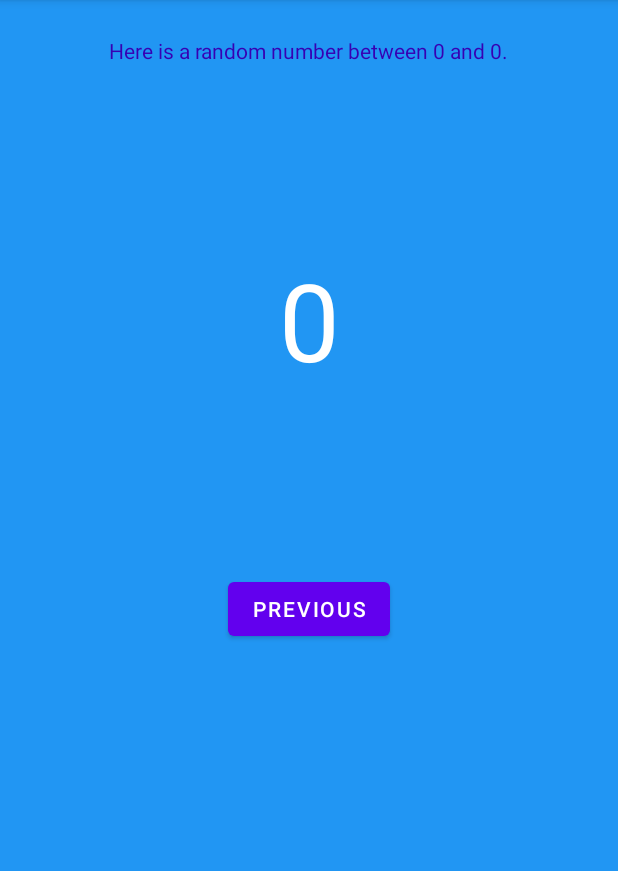
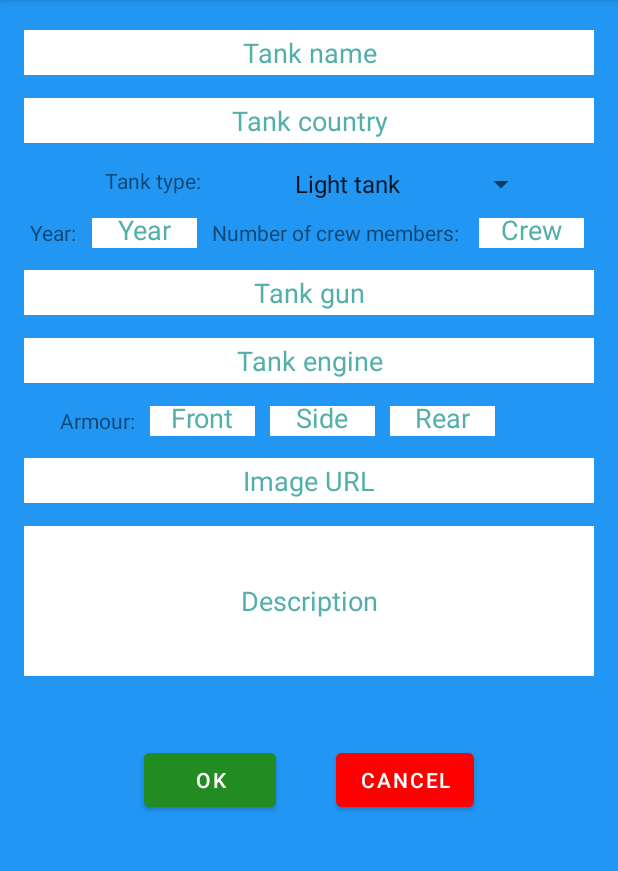
Before and after one commit to Solyom2/Tankopedia, an Android app: the screen it shows after launch (MainActivity), after a tap on "ADD TANK", on a phone screen of 412 x 824 dp, the part 84-955 px from its top. Run offline under Robolectric (Android 15) with nearby library versions, the phone set to English and light mode, and no system bars; our stand-ins replace Room's generated code.

Commit message:
Tank form layout ready

```diff
--- a/app/src/main/java/hu/me/iit/tankopedia/FirstFragment.kt
+++ b/app/src/main/java/hu/me/iit/tankopedia/FirstFragment.kt
@@ -32,9 +32,7 @@ class FirstFragment : Fragment() {
         super.onViewCreated(view, savedInstanceState)
 
         view.findViewById<Button>(R.id.button_add).setOnClickListener {
-            val showCountTextView = view.findViewById<TextView>(R.id.textview_first)
-            val currentCount = showCountTextView.text.toString().toInt()
-            val action = FirstFragmentDirections.actionFirstFragmentToSecondFragment(currentCount)
+            val action = FirstFragmentDirections.actionFirstFragmentToTankForm(false)
             findNavController().navigate(action)
         }
 
@@ -43,18 +41,7 @@ class FirstFragment : Fragment() {
             findNavController().navigate(action)
         }
 
-        view.findViewById<Button>(R.id.button_count).setOnClickListener() {
-            countMe(view)
-        }
-    }
 
-    private fun countMe(view: View) {
-        val showCountTextView = view.findViewById<TextView>(R.id.textview_first)
-        val result = showCountTextView.text.toString()
-        var count = result.toInt()
-        count++
-        showCountTextView.text = count.toString()
-        val db = TankDatabase.getInstance(super.requireContext()).tankDao()
     }
 
 }
--- /dev/null
+++ b/app/src/main/java/hu/me/iit/tankopedia/TankForm.kt
@@ -0,0 +1,38 @@
+package hu.me.iit.tankopedia
+
+import android.os.Bundle
+import android.view.LayoutInflater
+import android.view.View
+import android.view.ViewGroup
+import android.widget.ArrayAdapter
+import android.widget.Spinner
+import androidx.fragment.app.Fragment
+
+
+class TankForm : Fragment() {
+
+    override fun onCreateView(
+            inflater: LayoutInflater, container: ViewGroup?,
+            savedInstanceState: Bundle?
+    ): View? {
+        // Inflate the layout for this fragment
+        return inflater.inflate(R.layout.tank_form, container, false)
+    }
+
+    override fun onViewCreated(view: View, savedInstanceState: Bundle?) {
+        super.onViewCreated(view, savedInstanceState)
+
+        val spinner: Spinner = view.findViewById(R.id.types_spinner)
+        ArrayAdapter.createFromResource(
+                super.requireContext(),
+                R.array.types_array,
+                android.R.layout.simple_spinner_item
+        ).also { adapter ->
+            adapter.setDropDownViewResource(android.R.layout.simple_spinner_dropdown_item)
+            spinner.adapter = adapter
+        }
+
+
+    }
+
+}
--- a/app/src/main/res/layout/fragment_first.xml
+++ b/app/src/main/res/layout/fragment_first.xml
@@ -8,14 +8,14 @@
     tools:context=".FirstFragment">
 
     <TextView
-        android:id="@+id/textview_first"
+        android:id="@+id/welcome_textview"
         android:layout_width="wrap_content"
         android:layout_height="wrap_content"
         android:fontFamily="sans-serif-condensed"
-        android:text="@string/hello_first_fragment"
+        android:text="@string/welcome_text"
         android:textAlignment="center"
-        android:textColor="@android:color/white"
-        android:textSize="72sp"
+        android:textColor="@android:color/black"
+        android:textSize="60sp"
         app:layout_constraintVertical_bias="0.3"
         app:layout_constraintHorizontal_bias="0.5"
         app:layout_constraintBottom_toBottomOf="parent"
@@ -32,7 +32,7 @@
         android:text="@string/add_button_text"
         app:layout_constraintBottom_toBottomOf="parent"
         app:layout_constraintEnd_toEndOf="parent"
-        app:layout_constraintTop_toBottomOf="@+id/textview_first" />
+        app:layout_constraintTop_toBottomOf="@+id/welcome_textview" />
 
     <Button
         android:id="@+id/button_search"
@@ -43,7 +43,7 @@
         android:text="@string/search_button_text"
         app:layout_constraintBottom_toBottomOf="parent"
         app:layout_constraintStart_toStartOf="parent"
-        app:layout_constraintTop_toBottomOf="@+id/textview_first" />
+        app:layout_constraintTop_toBottomOf="@+id/welcome_textview" />
 
     <Button
         android:id="@+id/button_count"
@@ -53,7 +53,7 @@
         app:layout_constraintBottom_toBottomOf="parent"
         app:layout_constraintEnd_toStartOf="@+id/button_add"
         app:layout_constraintStart_toEndOf="@+id/button_search"
-        app:layout_constraintTop_toBottomOf="@+id/textview_first"
+        app:layout_constraintTop_toBottomOf="@+id/welcome_textview"
         app:layout_constraintVertical_bias="0.75"
         android:background="@color/buttonBackground"/>
 
--- /dev/null
+++ b/app/src/main/res/layout/tank_form.xml
@@ -0,0 +1,245 @@
+<?xml version="1.0" encoding="utf-8"?>
+<androidx.constraintlayout.widget.ConstraintLayout
+    xmlns:android="http://schemas.android.com/apk/res/android"
+    xmlns:app="http://schemas.android.com/apk/res-auto"
+    xmlns:tools="http://schemas.android.com/tools"
+    android:id="@+id/tank_form"
+    android:layout_width="match_parent"
+    android:layout_height="match_parent"
+    android:background="@color/screenBackground"
+    tools:context=".TankDetails">
+
+    <EditText
+        android:id="@+id/form_name"
+        android:layout_width="380dp"
+        android:layout_height="30dp"
+        android:layout_marginTop="20dp"
+        android:background="@color/white"
+        android:hint="Tank name"
+        android:textAlignment="center"
+        android:textColor="@color/black"
+        android:textColorHint="#52afaa"
+        app:layout_constraintEnd_toEndOf="parent"
+        app:layout_constraintStart_toStartOf="parent"
+        app:layout_constraintTop_toTopOf="parent" />
+
+    <EditText
+        android:id="@+id/form_country"
+        android:layout_width="380dp"
+        android:layout_height="30dp"
+        android:layout_marginTop="15dp"
+        android:background="@color/white"
+        android:hint="Tank country"
+        android:textAlignment="center"
+        android:textColor="@color/black"
+        android:textColorHint="#52afaa"
+        app:layout_constraintEnd_toEndOf="parent"
+        app:layout_constraintStart_toStartOf="parent"
+        app:layout_constraintTop_toBottomOf="@+id/form_name" />
+
+    <TextView
+        android:id="@+id/form_type_label"
+        android:layout_width="wrap_content"
+        android:layout_height="wrap_content"
+        android:layout_marginStart="70dp"
+        android:layout_marginTop="15dp"
+        android:text="Tank type:"
+        app:layout_constraintStart_toStartOf="parent"
+        app:layout_constraintTop_toBottomOf="@+id/form_country" />
+
+    <Spinner
+        android:id="@+id/types_spinner"
+        android:layout_width="wrap_content"
+        android:layout_height="wrap_content"
+        android:layout_marginTop="15dp"
+        app:layout_constraintEnd_toEndOf="parent"
+        app:layout_constraintStart_toEndOf="@+id/form_type_label"
+        app:layout_constraintTop_toBottomOf="@+id/form_country"
+        />
+
+    <TextView
+        android:id="@+id/form_year_label"
+        android:layout_width="wrap_content"
+        android:layout_height="wrap_content"
+        android:layout_marginStart="20dp"
+        android:layout_marginTop="15dp"
+        android:text="Year:"
+        app:layout_constraintStart_toStartOf="parent"
+        app:layout_constraintTop_toBottomOf="@+id/form_type_label" />
+
+    <TextView
+        android:id="@+id/form_crew_label"
+        android:layout_width="wrap_content"
+        android:layout_height="wrap_content"
+        android:layout_marginStart="10dp"
+        android:layout_marginTop="15dp"
+        android:text="Number of crew members:"
+        app:layout_constraintStart_toEndOf="@+id/form_year"
+        app:layout_constraintTop_toBottomOf="@+id/form_type_label" />
+
+    <EditText
+        android:id="@+id/form_year"
+        android:layout_width="70dp"
+        android:layout_height="20dp"
+        android:layout_marginStart="10dp"
+        android:layout_marginTop="15dp"
+        android:background="@color/white"
+        android:hint="Year"
+        android:textAlignment="center"
+        android:textColor="@color/black"
+        android:textColorHint="#52afaa"
+        app:layout_constraintStart_toEndOf="@+id/form_year_label"
+        app:layout_constraintTop_toBottomOf="@+id/form_type_label" />
+
+    <EditText
+        android:id="@+id/form_crew"
+        android:layout_width="70dp"
+        android:layout_height="20dp"
+        android:layout_marginStart="10dp"
+        android:layout_marginTop="15dp"
+        android:layout_marginEnd="20dp"
+        android:background="@color/white"
+        android:hint="Crew"
+        android:textAlignment="center"
+        android:textColor="@color/black"
+        android:textColorHint="#52afaa"
+        app:layout_constraintEnd_toEndOf="parent"
+        app:layout_constraintStart_toEndOf="@+id/form_crew_label"
+        app:layout_constraintTop_toBottomOf="@+id/form_type_label" />
+
+    <EditText
+        android:id="@+id/form_gun"
+        android:layout_width="380dp"
+        android:layout_height="30dp"
+        android:layout_marginTop="15dp"
+        android:background="@color/white"
+        android:hint="Tank gun"
+        android:textAlignment="center"
+        android:textColor="@color/black"
+        android:textColorHint="#52afaa"
+        app:layout_constraintEnd_toEndOf="parent"
+        app:layout_constraintStart_toStartOf="parent"
+        app:layout_constraintTop_toBottomOf="@+id/form_year_label" />
+
+    <EditText
+        android:id="@+id/form_engine"
+        android:layout_width="380dp"
+        android:layout_height="30dp"
+        android:layout_marginTop="15dp"
+        android:background="@color/white"
+        android:hint="Tank engine"
+        android:textAlignment="center"
+        android:textColor="@color/black"
+        android:textColorHint="#52afaa"
+        app:layout_constraintEnd_toEndOf="parent"
+        app:layout_constraintStart_toStartOf="parent"
+        app:layout_constraintTop_toBottomOf="@+id/form_gun" />
+
+    <TextView
+        android:id="@+id/form_armour_label"
+        android:layout_width="wrap_content"
+        android:layout_height="wrap_content"
+        android:layout_marginStart="40dp"
+        android:layout_marginTop="15dp"
+        android:text="Armour:"
+        app:layout_constraintStart_toStartOf="parent"
+        app:layout_constraintTop_toBottomOf="@+id/form_engine" />
+
+    <EditText
+        android:id="@+id/form_armour_front"
+        android:layout_width="70dp"
+        android:layout_height="20dp"
+        android:layout_marginStart="10dp"
+        android:layout_marginTop="15dp"
+        android:background="@color/white"
+        android:hint="Front"
+        android:textAlignment="center"
+        android:textColor="@color/black"
+        android:textColorHint="#52afaa"
+        app:layout_constraintStart_toEndOf="@+id/form_armour_label"
+        app:layout_constraintTop_toBottomOf="@+id/form_engine" />
+
+    <EditText
+        android:id="@+id/form_armour_side"
+        android:layout_width="70dp"
+        android:layout_height="20dp"
+        android:layout_marginStart="10dp"
+        android:layout_marginTop="15dp"
+        android:background="@color/white"
+        android:hint="Side"
+        android:textAlignment="center"
+        android:textColor="@color/black"
+        android:textColorHint="#52afaa"
+        app:layout_constraintStart_toEndOf="@+id/form_armour_front"
+        app:layout_constraintTop_toBottomOf="@+id/form_engine" />
+
+    <EditText
+        android:id="@+id/form_armour_rear"
+        android:layout_width="70dp"
+        android:layout_height="20dp"
+        android:layout_marginStart="10dp"
+        android:layout_marginTop="15dp"
+        android:layout_marginEnd="20dp"
+        android:background="@color/white"
+        android:hint="Rear"
+        android:textAlignment="center"
+        android:textColor="@color/black"
+        android:textColorHint="#52afaa"
+        app:layout_constraintStart_toEndOf="@+id/form_armour_side"
+        app:layout_constraintTop_toBottomOf="@+id/form_engine" />
+
+    <EditText
+        android:id="@+id/form_image_url"
+        android:layout_width="380dp"
+        android:layout_height="30dp"
+        android:layout_marginTop="15dp"
+        android:background="@color/white"
+        android:hint="Image URL"
+        android:textAlignment="center"
+        android:textColor="@color/black"
+        android:textColorHint="#52afaa"
+        app:layout_constraintEnd_toEndOf="parent"
+        app:layout_constraintStart_toStartOf="parent"
+        app:layout_constraintTop_toBottomOf="@+id/form_armour_label" />
+
+    <EditText
+        android:id="@+id/form_description"
+        android:layout_width="380dp"
+        android:layout_height="100dp"
+        android:layout_marginTop="15dp"
+        android:background="@color/white"
+        android:hint="Description"
+        android:textAlignment="center"
+        android:textColor="@color/black"
+        android:textColorHint="#52afaa"
+        app:layout_constraintEnd_toEndOf="parent"
+        app:layout_constraintStart_toStartOf="parent"
+        app:layout_constraintTop_toBottomOf="@+id/form_image_url" />
+
+    <LinearLayout
+        android:layout_width="wrap_content"
+        android:layout_height="wrap_content"
+        android:padding="25dp"
+        app:layout_constraintEnd_toEndOf="parent"
+        app:layout_constraintStart_toStartOf="parent"
+        app:layout_constraintTop_toBottomOf="@id/form_description">
+
+        <Button
+            android:id="@+id/button"
+            android:layout_width="wrap_content"
+            android:layout_height="wrap_content"
+            android:text="@string/ok_button_text"
+            android:backgroundTint="@color/ok_button_background"
+            android:layout_margin="20dp"/>
+
+        <Button
+            android:id="@+id/button2"
+            android:layout_width="wrap_content"
+            android:layout_height="wrap_content"
+            android:text="@string/cancel_button_text"
+            android:backgroundTint="@color/delete_button_background"
+            android:layout_margin="20dp"/>
+    </LinearLayout>
+
+
+</androidx.constraintlayout.widget.ConstraintLayout>
--- a/app/src/main/res/navigation/nav_graph.xml
+++ b/app/src/main/res/navigation/nav_graph.xml
@@ -17,6 +17,9 @@
         <action
             android:id="@+id/action_FirstFragment_to_TankList"
             app:destination="@id/TankList" />
+        <action
+            android:id="@+id/action_FirstFragment_to_TankForm"
+            app:destination="@id/TankForm" />
     </fragment>
 
     <fragment
@@ -41,9 +44,6 @@
         <action
             android:id="@+id/action_TankList_to_TankDetails"
             app:destination="@id/TankDetails" />
-        <action
-            android:id="@+id/action_TankList_to_SecondFragment"
-            app:destination="@id/SecondFragment" />
     </fragment>
 
     <fragment
@@ -55,4 +55,14 @@
             android:name="tank"
             app:argType="integer" />
     </fragment>
+
+    <fragment
+        android:id="@+id/TankForm"
+        android:name="hu.me.iit.tankopedia.TankForm"
+        android:label="@string/tank_form_label"
+        tools:layout="@layout/tank_form">
+        <argument
+            android:name="modify"
+            app:argType="boolean" />
+    </fragment>
 </navigation>
--- a/app/src/main/res/values/colors.xml
+++ b/app/src/main/res/values/colors.xml
@@ -15,4 +15,5 @@
     <color name="tank_table_second_row_background">#99FF99</color>
     <color name="delete_button_background">#FF0000</color>
     <color name="modify_button_background">#00008B</color>
+    <color name="ok_button_background">#228B22</color>
 </resources>
--- a/app/src/main/res/values/strings.xml
+++ b/app/src/main/res/values/strings.xml
@@ -6,9 +6,10 @@
     <string name="second_fragment_label">Second Fragment</string>
     <string name="tank_list_label">Tank List Fragment</string>
     <string name="tank_details_label">Tank Details Fragment</string>
+    <string name="tank_form_label">Tank Form Fragment</string>
     <string name="previous">Previous</string>
 
-    <string name="hello_first_fragment">0</string>
+    <string name="welcome_text">Tankopedia</string>
     <string name="random_header">Here is a random number between 0 and %d.</string>
     <string name="search_button_text">Search</string>
     <string name="add_button_text">Add tank</string>
@@ -16,6 +17,8 @@
     <string name="tank_list_header_text">World of Tanks</string>
     <string name="modify_tank_button_text">Modify</string>
     <string name="delete_tank_button_text">Delete</string>
+    <string name="ok_button_text">OK</string>
+    <string name="cancel_button_text">Cancel</string>
 
     <string name="details_country">Country: %s</string>
     <string name="details_type">Type: %s</string>
@@ -28,4 +31,13 @@
     <string name="details_side_armour">%d mm</string>
     <string name="details_rear_armour">%d mm</string>
 
+    <string-array name="types_array">
+        <item>Light tank</item>
+        <item>Medium tank</item>
+        <item>Heavy tank</item>
+        <item>Tank destroyer</item>
+        <item>SP Artillery</item>
+        <item>MBT</item>
+        <item>IFV</item>
+    </string-array>
 </resources>
```
